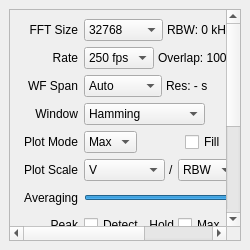
This is src/qtgui/dockfft.ui in imyoric/gqrxByDSActivity as Qt 5 draws it before an edit. The edited form follows.
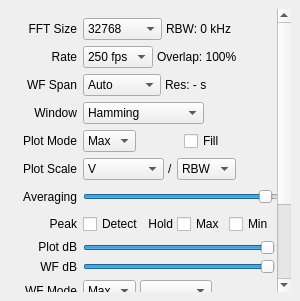
This is the edited form. Custom widgets are drawn as their Qt base class.

The edit to the form file:
```diff
--- a/src/qtgui/dockfft.ui
+++ b/src/qtgui/dockfft.ui
@@ -6,8 +6,8 @@
    <rect>
     <x>0</x>
     <y>0</y>
-    <width>250</width>
-    <height>250</height>
+    <width>300</width>
+    <height>301</height>
    </rect>
   </property>
   <property name="windowTitle">
@@ -15,7 +15,7 @@
   </property>
   <widget class="QWidget" name="dockWidgetContents">
    <property name="sizePolicy">
-    <sizepolicy hsizetype="Expanding" vsizetype="Expanding">
+    <sizepolicy hsizetype="Preferred" vsizetype="Preferred">
      <horstretch>0</horstretch>
      <verstretch>0</verstretch>
     </sizepolicy>
@@ -29,11 +29,17 @@
         <verstretch>0</verstretch>
        </sizepolicy>
       </property>
+      <property name="frameShape">
+       <enum>QFrame::NoFrame</enum>
+      </property>
       <property name="verticalScrollBarPolicy">
        <enum>Qt::ScrollBarAsNeeded</enum>
       </property>
       <property name="horizontalScrollBarPolicy">
-       <enum>Qt::ScrollBarAsNeeded</enum>
+       <enum>Qt::ScrollBarAlwaysOff</enum>
+      </property>
+      <property name="sizeAdjustPolicy">
+       <enum>QAbstractScrollArea::AdjustToContentsOnFirstShow</enum>
       </property>
       <property name="widgetResizable">
        <bool>true</bool>
@@ -43,12 +49,12 @@
         <rect>
          <x>0</x>
          <y>0</y>
-         <width>367</width>
-         <height>599</height>
+         <width>465</width>
+         <height>689</height>
         </rect>
        </property>
        <property name="sizePolicy">
-        <sizepolicy hsizetype="Fixed" vsizetype="Fixed">
+        <sizepolicy hsizetype="Preferred" vsizetype="Preferred">
          <horstretch>0</horstretch>
          <verstretch>0</verstretch>
         </sizepolicy>
```
